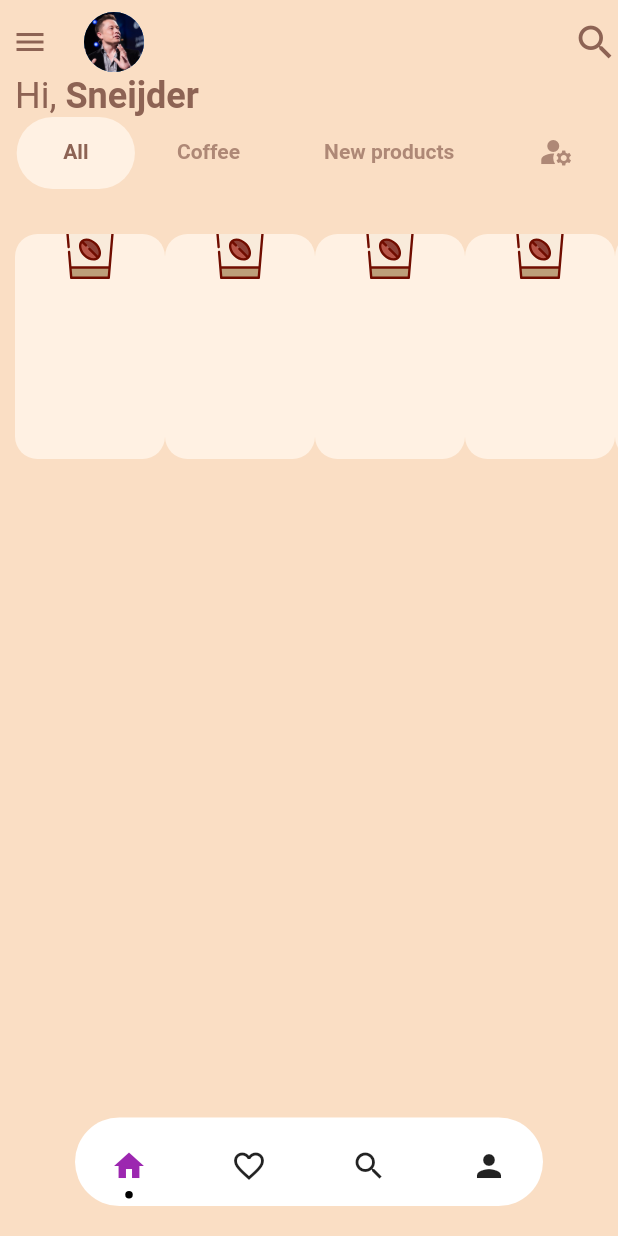
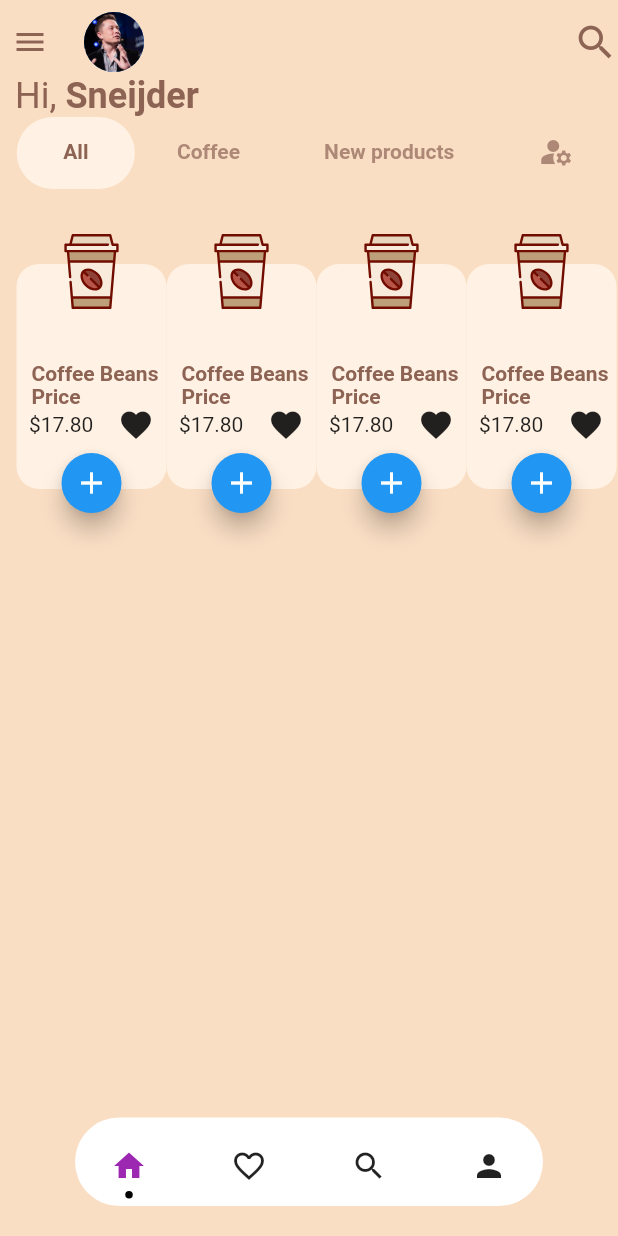
Before and after one commit to KriacoesMobile/onboard_screen, a Flutter app: the HomePage screen opened by its route, on a phone screen of 412 x 824 dp. Run offline on Flutter 3.47's test engine with Material 2 defaults, Android fonts, the phone set to English and light mode, and no system bars; drawn by our look-alikes of dot_navigation_bar; our stand-ins replace flutter_svg.

Commit message:
list builder

```diff
--- a/lib/page/home_page.dart
+++ b/lib/page/home_page.dart
@@ -85,13 +85,13 @@ class _HomePageState extends State<HomePage> {
                 labelStyle: const TextStyle(fontWeight: FontWeight.bold),
               ),
             ),
-            const SizedBox(height: 30),
+            const SizedBox(height: 50),
             SizedBox(
               height: 150,
               child: ListView.builder(
-                itemCount: 5,
+                itemCount: 4,
                 shrinkWrap: true,
-                physics: BouncingScrollPhysics(),
+                physics: const BouncingScrollPhysics(),
                 scrollDirection: Axis.horizontal,
                 itemBuilder: (context, index) => Container(
                   width: 100,
@@ -111,48 +111,48 @@ class _HomePageState extends State<HomePage> {
                           width: 50,
                         ),
                       ),
-                      // Positioned(
-                      //   bottom: -20,
-                      //   child: FloatingActionButton(
-                      //       heroTag: '$index',
-                      //       mini: true,
-                      //       onPressed: () {},
-                      //       child: const Icon(Icons.add)),
-                      // ),
-                      // const Positioned(
-                      //   top: 65,
-                      //   left: 10,
-                      //   child: Text(
-                      //     'Coffee Beans',
-                      //     style: TextStyle(
-                      //       color: onboardcolor,
-                      //       fontWeight: FontWeight.bold,
-                      //     ),
-                      //   ),
-                      // ),
-                      // const Positioned(
-                      //   top: 80,
-                      //   left: 10,
-                      //   child: Text(
-                      //     'Price',
-                      //     style: TextStyle(
-                      //       color: onboardcolor,
-                      //       fontWeight: FontWeight.bold,
-                      //     ),
-                      //   ),
-                      // ),
-                      // Positioned(
-                      //   top: 95,
-                      //   child: SizedBox(
-                      //       width: 100,
-                      //       child: Row(
-                      //           mainAxisAlignment:
-                      //               MainAxisAlignment.spaceAround,
-                      //           children: const [
-                      //             Text('\$17.80'),
-                      //             Icon(Icons.favorite)
-                      //           ])),
-                      // )
+                      Positioned(
+                        bottom: -20,
+                        child: FloatingActionButton(
+                            heroTag: '$index',
+                            mini: true,
+                            onPressed: () {},
+                            child: const Icon(Icons.add)),
+                      ),
+                      const Positioned(
+                        top: 65,
+                        left: 10,
+                        child: Text(
+                          'Coffee Beans',
+                          style: TextStyle(
+                            color: onboardcolor,
+                            fontWeight: FontWeight.bold,
+                          ),
+                        ),
+                      ),
+                      const Positioned(
+                        top: 80,
+                        left: 10,
+                        child: Text(
+                          'Price',
+                          style: TextStyle(
+                            color: onboardcolor,
+                            fontWeight: FontWeight.bold,
+                          ),
+                        ),
+                      ),
+                      Positioned(
+                        top: 95,
+                        child: SizedBox(
+                            width: 100,
+                            child: Row(
+                                mainAxisAlignment:
+                                    MainAxisAlignment.spaceAround,
+                                children: const [
+                                  Text('\$17.80'),
+                                  Icon(Icons.favorite)
+                                ])),
+                      )
                     ],
                   ),
                 ),
```
